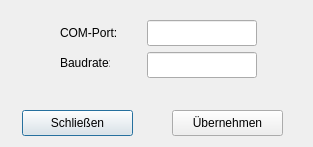
Above: setup_fluke.ui from Suitcasechild/AutoCal before the change. Below: the same form after it.
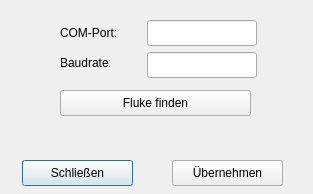
That is the form after the change.

Commit message: chore: save current UI state before adding Fluke scan feature

Patch:
```diff
--- a/setup_fluke.ui
+++ b/setup_fluke.ui
@@ -7,7 +7,7 @@
     <x>0</x>
     <y>0</y>
     <width>313</width>
-    <height>147</height>
+    <height>194</height>
    </rect>
   </property>
   <property name="windowTitle">
@@ -63,7 +63,7 @@
    <property name="geometry">
     <rect>
      <x>22</x>
-     <y>110</y>
+     <y>160</y>
      <width>111</width>
      <height>26</height>
     </rect>
@@ -76,7 +76,7 @@
    <property name="geometry">
     <rect>
      <x>172</x>
-     <y>110</y>
+     <y>160</y>
      <width>111</width>
      <height>26</height>
     </rect>
@@ -85,6 +85,19 @@
     <string>Übernehmen</string>
    </property>
   </widget>
+  <widget class="QPushButton" name="btn_search_fluke">
+   <property name="geometry">
+    <rect>
+     <x>60</x>
+     <y>90</y>
+     <width>191</width>
+     <height>26</height>
+    </rect>
+   </property>
+   <property name="text">
+    <string>Fluke finden</string>
+   </property>
+  </widget>
  </widget>
  <resources/>
  <connections/>
```
The commit also changes 1 other file.
